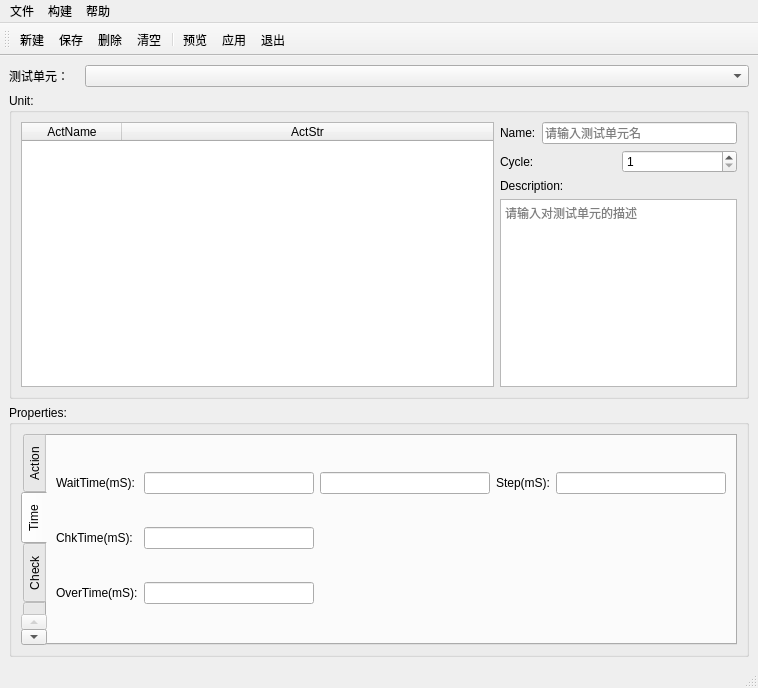
The window that SubWidget/deftheunit.ui (RoadRover-AutoTest/QtDemo) describes before a commit, drawn with Qt 5.
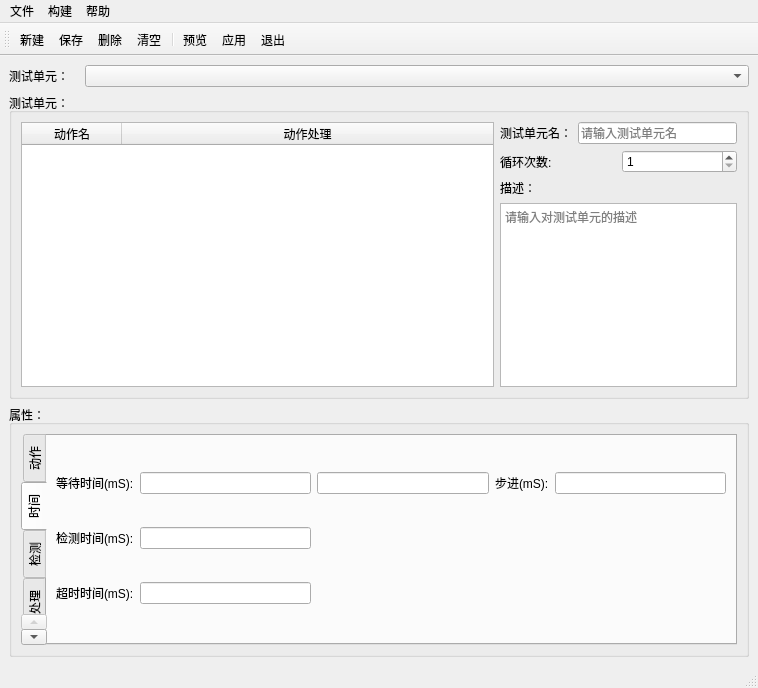
The same window after the commit. The open tabs and pages were chosen to show the change. Icons and pictures are not drawn.

What changed in the file:
```diff
--- a/SubWidget/deftheunit.ui
+++ b/SubWidget/deftheunit.ui
@@ -24,7 +24,7 @@
       <item>
        <widget class="QGroupBox" name="groupBox">
         <property name="title">
-         <string>Unit:</string>
+         <string>测试单元：</string>
         </property>
         <layout class="QGridLayout" name="gridLayout">
          <item row="0" column="0">
@@ -48,12 +48,12 @@
              </attribute>
              <column>
               <property name="text">
-               <string>ActName</string>
+               <string>动作名</string>
               </property>
              </column>
              <column>
               <property name="text">
-               <string>ActStr</string>
+               <string>动作处理</string>
               </property>
              </column>
             </widget>
@@ -65,7 +65,7 @@
                <item>
                 <widget class="QLabel" name="label">
                  <property name="text">
-                  <string>Name:</string>
+                  <string>测试单元名：</string>
                  </property>
                 </widget>
                </item>
@@ -83,7 +83,7 @@
                <item>
                 <widget class="QLabel" name="label_2">
                  <property name="text">
-                  <string>Cycle:</string>
+                  <string>循环次数:</string>
                  </property>
                 </widget>
                </item>
@@ -102,7 +102,7 @@
              <item>
               <widget class="QLabel" name="label_3">
                <property name="text">
-                <string>Description:</string>
+                <string>描述：</string>
                </property>
               </widget>
              </item>
@@ -123,7 +123,7 @@
       <item>
        <widget class="QGroupBox" name="groupBox_2">
         <property name="title">
-         <string>Properties:</string>
+         <string>属性：</string>
         </property>
         <layout class="QGridLayout" name="gridLayout_10">
          <item row="1" column="0" colspan="2">
@@ -136,7 +136,7 @@
            </property>
            <widget class="QWidget" name="tabAct">
             <attribute name="title">
-             <string>Action</string>
+             <string>动作</string>
             </attribute>
             <layout class="QGridLayout" name="gridLayout_18">
              <item row="0" column="3">
@@ -274,13 +274,13 @@
            </widget>
            <widget class="QWidget" name="tabTime">
             <attribute name="title">
-             <string>Time</string>
+             <string>时间</string>
             </attribute>
             <layout class="QGridLayout" name="gridLayout_2">
              <item row="0" column="0">
               <widget class="QLabel" name="label_4">
                <property name="text">
-                <string>WaitTime(mS):</string>
+                <string>等待时间(mS):</string>
                </property>
               </widget>
              </item>
@@ -293,7 +293,7 @@
              <item row="0" column="3">
               <widget class="QLabel" name="label_5">
                <property name="text">
-                <string>Step(mS):</string>
+                <string>步进(mS):</string>
                </property>
               </widget>
              </item>
@@ -303,7 +303,7 @@
              <item row="1" column="0">
               <widget class="QLabel" name="label_6">
                <property name="text">
-                <string>ChkTime(mS):</string>
+                <string>检测时间(mS):</string>
                </property>
               </widget>
              </item>
@@ -313,7 +313,7 @@
              <item row="2" column="0">
               <widget class="QLabel" name="label_7">
                <property name="text">
-                <string>OverTime(mS):</string>
+                <string>超时时间(mS):</string>
                </property>
               </widget>
              </item>
@@ -324,7 +324,7 @@
            </widget>
            <widget class="QWidget" name="tabCheck">
             <attribute name="title">
-             <string>Check</string>
+             <string>检测</string>
             </attribute>
             <layout class="QGridLayout" name="gridLayout_3">
              <item row="0" column="0">
@@ -702,7 +702,7 @@
            </widget>
            <widget class="QWidget" name="tab_Error">
             <attribute name="title">
-             <string>ErrorDeal</string>
+             <string>错误处理</string>
             </attribute>
             <layout class="QGridLayout" name="gridLayout_22">
              <item row="0" column="0">
```
Left out of the diff: 12 changed lines with no effect on the pictures.
